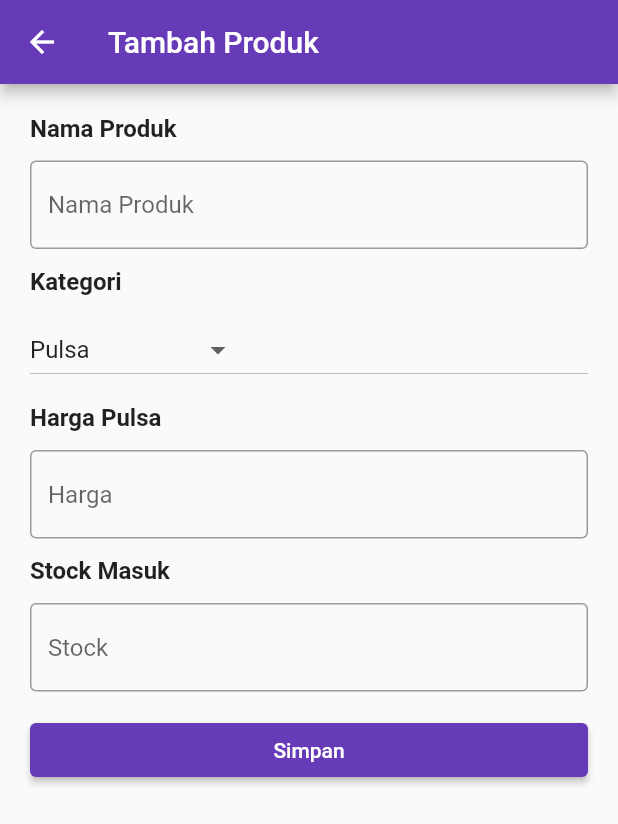
After one commit to supriandiazpar/jirdacell, a Flutter app: the ProfileView screen opened directly, after a tap on "Add Produk", on a phone screen of 412 x 824 dp. The commit adds this screen. Shown: the top 824 px of the screen. Run offline on Flutter 3.47's test engine with Material 2 defaults, Android fonts, the phone set to English and light mode, and no system bars; our stand-ins replace cloud_firestore, firebase_auth, firebase_core, firebase_storage, get, image_picker; accounts and stored records are empty.

```diff
--- a/config.json
+++ b/config.json
@@ -15,7 +15,10 @@
         "register",
         "edit_profile",
         "add_bonus",
-        "transaksi"
+        "transaksi",
+        "addpulsa",
+        "addproduk"
+
 
 
     ]
--- a/lib/data/session.dart
+++ b/lib/data/session.dart
@@ -8,3 +8,9 @@ get dataUser {
 DocumentReference get profileUser {
   return FirebaseFirestore.instance.collection("users").doc(dataUser.uid);
 }
+
+// DocumentReference get getSaldo {
+//   final doc = FirebaseFirestore.instance.collection("users").doc(dataUser.uid);
+//  final data =  doc.get();
+//   data.data(as Map<String, dynamic>;
+// }
--- a/lib/main.dart
+++ b/lib/main.dart
@@ -7,7 +7,7 @@ import 'package:get/get_navigation/src/root/get_material_app.dart';
 import 'package:jc/module/login/view/login_view.dart';
 import 'package:jc/module/main_navigation/view/main_navigation_view.dart';
 import 'package:jc/utilites/fire_util.dart';
-import 'package:jc/utilities/imageminversion.dart';
+import 'package:jc/utilites/imageminversion.dart';
 
 import 'firebase_options.dart';
 
--- a/lib/module/add_bonus/controller/add_bonus_controller.dart
+++ b/lib/module/add_bonus/controller/add_bonus_controller.dart
@@ -1,6 +1,7 @@
 import 'package:cloud_firestore/cloud_firestore.dart';
 import 'package:flutter/material.dart';
 import 'package:get/get.dart';
+import 'package:jc/data/session.dart';
 import '../view/add_bonus_view.dart';
 
 class AddBonusController extends GetxController {
@@ -32,6 +33,7 @@ class AddBonusController extends GetxController {
     try {
      await FirebaseFirestore.instance.collection("bonus").add({
         "uid": textUid.text,
+        "admin" :dataUser.email,
         "nama": textNama.text,
         "telepon": textTelepon.text,
         "keterangan": textKeterangan.text,
--- /dev/null
+++ b/lib/module/addproduk/controller/addproduk_controller.dart
@@ -0,0 +1,57 @@
+import 'package:cloud_firestore/cloud_firestore.dart';
+import 'package:flutter/material.dart';
+import 'package:get/get.dart';
+import '../../../data/session.dart';
+import '../view/addproduk_view.dart';
+
+class AddprodukController extends GetxController {
+  AddprodukView? view;
+
+  late List<String> items = <String>[
+    "Pulsa",
+    "Paket Internet",
+    "Paket Teleon",
+    "Token PLN",
+    "Acc Handphone",
+    "Elektronik"
+  ];
+  RxString kategoriValue = "Pulsa".obs;
+  final GlobalKey<FormState> keyAddProduk = GlobalKey<FormState>();
+  late TextEditingController namaProduk = TextEditingController();
+  late TextEditingController hargaProduk = TextEditingController();
+  late TextEditingController stockMasuk = TextEditingController();
+
+  @override
+  void onInit() {
+    super.onInit();
+  }
+
+  @override
+  void onReady() {
+    super.onReady();
+  }
+
+  @override
+  void onClose() {
+    super.onClose();
+  }
+
+  void doAdd() async {
+    try {
+      await FirebaseFirestore.instance.collection("produk").add({
+        "admin": dataUser.email,
+        "nama_produk": namaProduk.text,
+        "kategori": kategoriValue.toString(),
+        "harga": int.parse(hargaProduk.text),
+        "stock": int.parse(stockMasuk.text),
+      });
+      namaProduk.clear();
+      hargaProduk.clear();
+      stockMasuk.clear();
+      Get.snackbar("Sukses", "Produk Sudah Ditambahkan",
+          backgroundColor: Colors.green[400]);
+    } on FirebaseException catch (e) {
+      Get.snackbar("Error", e.toString(), backgroundColor: Colors.red[400]);
+    }
+  }
+}
--- /dev/null
+++ b/lib/module/addproduk/view/addproduk_view.dart
@@ -0,0 +1,130 @@
+import 'package:flutter/material.dart';
+import '../controller/addproduk_controller.dart';
+
+import 'package:get/get.dart';
+
+class AddprodukView extends StatelessWidget {
+  const AddprodukView({Key? key}) : super(key: key);
+
+  @override
+  Widget build(BuildContext context) {
+    return GetBuilder<AddprodukController>(
+      init: AddprodukController(),
+      builder: (controller) {
+        controller.view = this;
+
+        return Scaffold(
+          appBar: AppBar(
+            title: const Text("Tambah Produk"),
+          ),
+          body: Container(
+            padding: const EdgeInsets.all(20.0),
+            child: Form(
+              key: controller.keyAddProduk,
+              child: ListView(
+                children: [
+                  const Text(
+                    "Nama Produk",
+                    style: TextStyle(
+                      fontSize: 16.0,
+                      fontWeight: FontWeight.bold,
+                    ),
+                  ),
+                  const SizedBox(
+                      height: 12.0,
+                  ),
+
+                  TextFormField(
+                    controller: controller.namaProduk,
+                    decoration: const InputDecoration(
+                      border: OutlineInputBorder(),
+                      hintText: "Nama Produk"
+                      ),
+                  ),
+                  const SizedBox(
+                      height: 12.0,
+                  ),
+                  const Text(
+                    "Kategori",
+                    style: TextStyle(
+                      fontSize: 16.0,
+                      fontWeight: FontWeight.bold,
+                    ),
+                  ),
+                  const SizedBox(
+                      height: 12.0,
+                  ),
+                  Obx(()=>
+                  DropdownButton<String>(
+                    onChanged: (String? newValue){
+                      controller.kategoriValue.value = newValue!;
+                    },
+                    value: controller.kategoriValue.value,
+                    items: controller.items.map<DropdownMenuItem<String>>(
+                      (String value) {
+                        return DropdownMenuItem<String>(
+                          value: value,
+                          child: Text(value),
+                        );
+                      },
+                      ).toList(),
+                    ),
+                  ),
+
+                  const SizedBox(
+                      height: 12.0,
+                  ),
+                  const Text(
+                    "Harga Pulsa",
+                    style: TextStyle(
+                      fontSize: 16.0,
+                      fontWeight: FontWeight.bold,
+                    ),
+                  ),
+                  const SizedBox(
+                      height: 12.0,
+                  ),
+                  TextFormField(
+                    controller: controller.hargaProduk,
+                    keyboardType: TextInputType.number,
+                    decoration: const InputDecoration(
+                      border: OutlineInputBorder(),
+                      hintText: "Harga",
+                      ),
+                  ),
+                  const SizedBox(
+                      height: 12.0,
+                  ),
+                  const Text(
+                    "Stock Masuk",
+                    style: TextStyle(
+                      fontSize: 16.0,
+                      fontWeight: FontWeight.bold,
+                    ),
+                  ),
+                  const SizedBox(
+                      height: 12.0,
+                  ),
+                  TextFormField(
+                    controller: controller.stockMasuk,
+                    keyboardType: TextInputType.number,
+                    decoration: const InputDecoration(
+                      border: OutlineInputBorder(),
+                      hintText: "Stock"
+                      ),
+                  ),
+                  const SizedBox(
+                      height: 15.0,
+                  ),
+                  ElevatedButton(
+                    onPressed: ()=>controller.doAdd(),
+                    child: const Text("Simpan"))
+                ],
+              ),
+            ),
+          )
+        );
+      },
+    );
+  }
+}
--- a/lib/module/bonus/view/bonus_view.dart
+++ b/lib/module/bonus/view/bonus_view.dart
@@ -20,7 +20,7 @@ class BonusView extends StatelessWidget {
             title: const Text("Klaim Bonus Anda"),
             actions: [
               Padding(
-                padding: const EdgeInsets.all(8.0),
+                padding: const EdgeInsets.all(12.0),
                 child: StreamBuilder<DocumentSnapshot>(
                     stream: profileUser.snapshots(),
                     builder: (context, snapshot) {
@@ -47,7 +47,7 @@ class BonusView extends StatelessWidget {
                     .snapshots(),
                 builder: (context, snapshot) {
                   if (snapshot.hasError) return const Text("Error");
-                  if (!snapshot.hasData)return const Text("Kumpulkan Bonus Anda");
+                  if (!snapshot.hasData) return const Text("No Data");
                   final data = snapshot.data!;
                   return ListView.builder(
                     itemCount: data.docs.length,
--- a/lib/module/profile/controller/profile_controller.dart
+++ b/lib/module/profile/controller/profile_controller.dart
@@ -23,6 +23,7 @@ class ProfileController extends GetxController {
 
   void doLogout() async {
     await  FirebaseAuth.instance.signOut();
+    Get.deleteAll();
     Get.offAll(const LoginView());
   }
 }
--- a/lib/module/profile/view/profile_view.dart
+++ b/lib/module/profile/view/profile_view.dart
@@ -1,7 +1,9 @@
 import 'package:cloud_firestore/cloud_firestore.dart';
 import 'package:flutter/material.dart';
 import 'package:jc/data/session.dart';
+import 'package:jc/module/addproduk/view/addproduk_view.dart';
 import 'package:jc/module/edit_profile/view/edit_profile_view.dart';
+import 'package:jc/module/produk/view/produk_view.dart';
 import '../controller/profile_controller.dart';
 
 import 'package:get/get.dart';
@@ -42,8 +44,11 @@ class ProfileView extends StatelessWidget {
                       Card(
                         child: ListTile(
                           leading: (item["profile"] != "")
-                              ? Image.network(item["profile"],
-                                  height: 60, width: 60,)
+                              ? Image.network(
+                                  item["profile"],
+                                  height: 60,
+                                  width: 60,
+                                )
                               : Image.asset(
                                   "assets/icon/profile_default.png",
                                   height: 50,
@@ -53,7 +58,7 @@ class ProfileView extends StatelessWidget {
                             'Pelanggan Jirda Cell',
                           ),
                           trailing: InkWell(
-                            onTap: () =>Get.to(const EditProfileView()),
+                            onTap: () => Get.to(const EditProfileView()),
                             child: const Icon(Icons.arrow_forward_ios),
                           ),
                         ),
@@ -81,6 +86,61 @@ class ProfileView extends StatelessWidget {
                           trailing: const Icon(Icons.arrow_forward_ios),
                         ),
                       ),
+                      const SizedBox(
+                        height: 15.0,
+                      ),
+                      Card(
+                        child: Padding(
+                          padding: const EdgeInsets.all(20.0),
+                          child: Row(
+                            mainAxisAlignment: MainAxisAlignment.center,
+                            children: [
+                              Column(
+                                children: [
+                                  Image.asset(
+                                    "assets/icon/produk_digital.png",
+                                    height: 50,
+                                    width: 50,
+                                  ),
+                                  const SizedBox(
+                                    height: 8.0,
+                                  ),
+                                  const Text(
+                                    "Add Admin",
+                                    style: TextStyle(
+                                      fontSize: 14,
+                                    ),
+                                  )
+                                ],
+                              ),
+                              const SizedBox(
+                                width: 15.0,
+                              ),
+                              InkWell(
+                                onTap: () => Get.to(const AddprodukView()),
+                                child: Column(
+                                  children: [
+                                    Image.asset(
+                                      "assets/icon/produk_fisik.png",
+                                      height: 50,
+                                      width: 50,
+                                    ),
+                                    const SizedBox(
+                                      height: 8.0,
+                                    ),
+                                    const Text(
+                                      "Add Produk",
+                                      style: TextStyle(
+                                        fontSize: 14,
+                                      ),
+                                    )
+                                  ],
+                                ),
+                              ),
+                            ],
+                          ),
+                        ),
+                      ),
                     ],
                   );
                 }),
--- a/lib/module/register/controller/register_controller.dart
+++ b/lib/module/register/controller/register_controller.dart
@@ -47,7 +47,6 @@ class RegisterController extends GetxController {
 
     } on FirebaseException catch (e) {
       Get.snackbar("Kesalahan", e.toString(), backgroundColor: Colors.red[400]);
-      print(e);
     }
   }
 
--- a/lib/utilites/fire_util.dart
+++ b/lib/utilites/fire_util.dart
@@ -10,9 +10,5 @@ extension FirebaseExtension on FirebaseAuth {
     while (ready == false) {
       await Future.delayed(const Duration(milliseconds: 250));
     }
-
-    print(
-        "FirebaseAuth.instance.currentUser: ${FirebaseAuth.instance.currentUser != null}");
-    print("Firebase OK!");
   }
 }
```
Also changed, not shown: lib/module/addpulsa/controller/addpulsa_controller.dart (added, +21 -0 lines), lib/module/addpulsa/view/addpulsa_view.dart (added, +96 -0 lines), lib/module/dashboard/view/dashboard_view.dart (+19 -6 lines), lib/module/pulsa/controller/pulsa_controller.dart (+33 -0 lines), lib/module/pulsa/view/pulsa_view.dart (+37 -26 lines), lib/module/transaksi/view/transaksi_view.dart (+26 -9 lines), assets/icon/produk_digital.png (added), assets/icon/produk_fisik.png (added), lib/utilites/imageminversion.dart (renamed from lib/utilities/imageminversion.dart).
